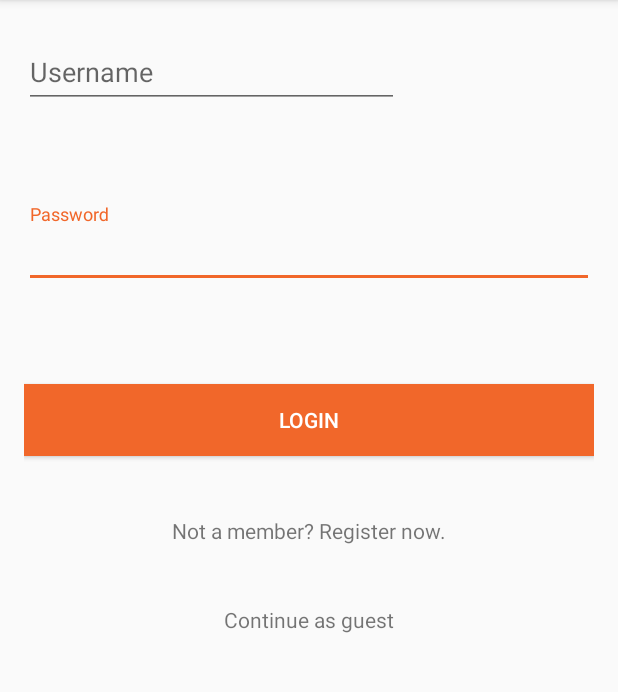
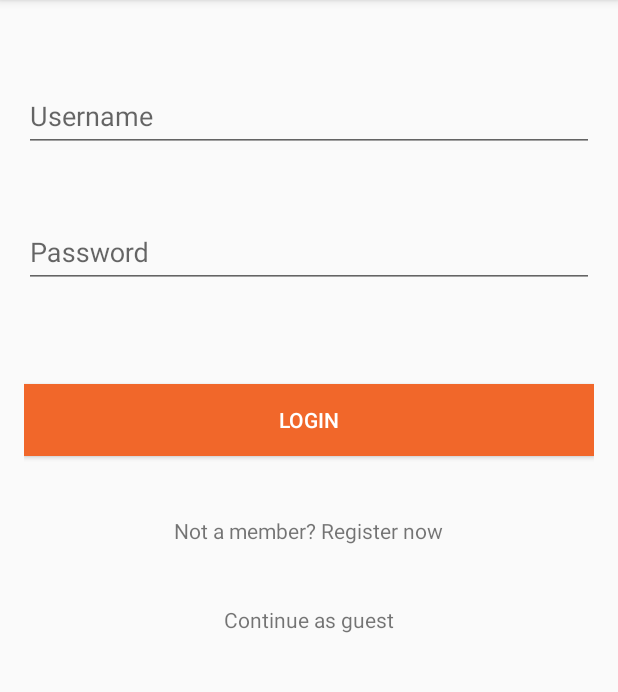
Before and after one commit to quintonbjohnson/atlanta-street-art-project, an Android app: the screen it shows after launch (LoginActivity), on a phone screen of 412 x 824 dp, the part 84-776 px from its top. Run offline under Robolectric (Android 15) with nearby library versions, the light colour scheme and no system bars.

Commit message:
Fixed login screen bug

```diff
--- a/app/src/main/res/layout/activity_login.xml
+++ b/app/src/main/res/layout/activity_login.xml
@@ -2,6 +2,8 @@
 <RelativeLayout xmlns:android="http://schemas.android.com/apk/res/android"
     xmlns:tools="http://schemas.android.com/tools"
     android:id="@+id/activity_login"
+    android:descendantFocusability="beforeDescendants"
+    android:focusableInTouchMode="true"
     android:layout_width="match_parent"
     android:layout_height="match_parent"
     android:paddingBottom="@dimen/activity_vertical_margin"
@@ -11,7 +13,7 @@
     tools:context="comquintonj.github.atlantastreetartproject.LoginActivity">
 
     <TextView
-        android:text="Not a member? Register now."
+        android:text="@string/not_a_member_register_now"
         android:layout_width="wrap_content"
         android:layout_height="wrap_content"
         android:layout_below="@+id/loginButton"
@@ -28,17 +30,16 @@
                 android:layout_height="wrap_content"
                 android:inputType="textPassword"
                 android:ems="10"
-                android:id="@+id/password"
-                android:hint="Password"
-                android:backgroundTint="@android:color/background_dark"
-                android:layout_below="@+id/username"
+                android:id="@+id/loginPassword"
+                android:hint="@string/password"
+            android:layout_below="@+id/loginUsername"
                 android:layout_alignParentStart="true"
-                android:layout_marginTop="120dp" />
+                android:layout_marginTop="60dp" />
 
     </android.support.design.widget.TextInputLayout>
 
     <TextView
-        android:text="Continue as guest"
+        android:text="@string/continue_as_guest"
         android:layout_width="wrap_content"
         android:layout_height="wrap_content"
         android:layout_marginTop="40dp"
@@ -46,36 +47,37 @@
         android:layout_below="@+id/textView2"
         android:layout_centerHorizontal="true" />
 
-    <android.support.design.widget.TextInputLayout
-        android:layout_width="match_parent"
-        android:layout_height="wrap_content"
-        android:layout_alignBottom="@+id/textInputLayout"
-        android:layout_alignParentStart="true"
-        android:layout_marginBottom="60dp">
-        <EditText
-            android:layout_width="250dp"
-            android:layout_height="wrap_content"
-            android:inputType="textPersonName"
-            android:ems="10"
-            android:id="@+id/username"
-            android:hint="Username"
-            android:textAlignment="viewStart"
-            android:fontFamily="sans-serif"
-            android:textColorHighlight="@android:color/background_dark"
-            android:layout_below="@+id/textInputLayout7"
-            android:layout_alignParentStart="true"
-            android:layout_marginTop="60dp" />
-    </android.support.design.widget.TextInputLayout>
-
     <Button
-        android:text="Login"
+        android:text="@string/login"
         android:layout_width="match_parent"
         android:layout_height="wrap_content"
         android:id="@+id/loginButton"
         android:background="@color/colorAccent"
         android:textColor="@android:color/background_light"
         android:layout_marginTop="240dp"
-        android:layout_below="@+id/textInputLayout10"
+        android:layout_below="@+id/textInputLayout"
         android:layout_alignParentStart="true" />
 
+    <android.support.design.widget.TextInputLayout
+        android:layout_width="match_parent"
+        android:layout_height="wrap_content"
+        android:layout_alignParentTop="true"
+        android:layout_alignParentStart="true"
+        android:layout_marginTop="29dp">
+
+        <EditText
+            android:layout_width="match_parent"
+            android:layout_height="wrap_content"
+            android:inputType="textPersonName"
+            android:ems="10"
+            android:id="@+id/loginUsername"
+            android:hint="@string/username"
+            android:textAlignment="viewStart"
+            android:fontFamily="sans-serif"
+            android:layout_marginTop="40dp"
+            android:layout_alignParentTop="true"
+            android:layout_alignParentStart="true"
+            android:layout_weight="1" />
+    </android.support.design.widget.TextInputLayout>
+
 </RelativeLayout>
--- a/app/src/main/res/values/strings.xml
+++ b/app/src/main/res/values/strings.xml
@@ -1,3 +1,8 @@
 <resources>
     <string name="app_name">Atlanta Street Art Project</string>
+    <string name="not_a_member_register_now">Not a member? Register now</string>
+    <string name="password">Password</string>
+    <string name="continue_as_guest">Continue as guest</string>
+    <string name="username">Username</string>
+    <string name="login">Login</string>
 </resources>
```
